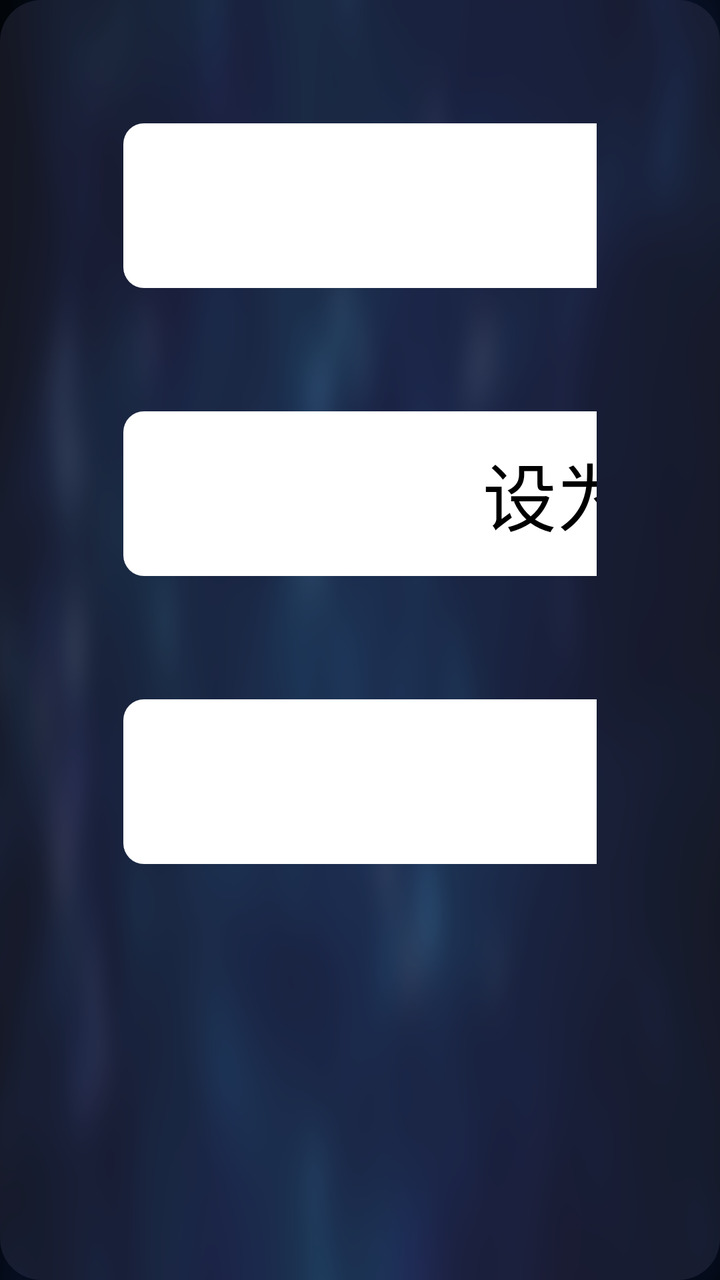
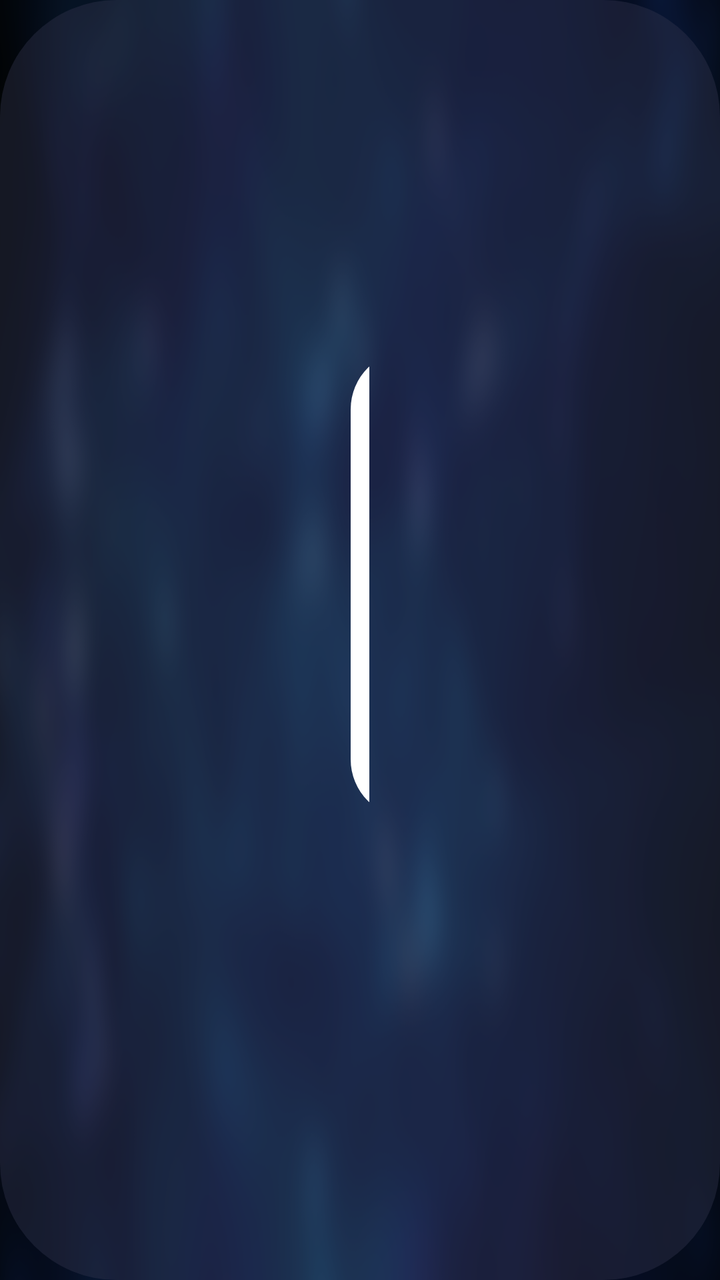

The first picture is an Android layout as it rendered before a commit; the second is the same layout after the commit. The layout source and the unified diff follow.
<!-- AndroidManifest.xml: application theme AppTheme.NoActionBar -->
<!-- res/layout/dialog_source_set.xml -->
<?xml version="1.0" encoding="utf-8"?>
<LinearLayout xmlns:android="http://schemas.android.com/apk/res/android"
    android:layout_width="wrap_content"
    android:layout_height="wrap_content"
    android:layout_gravity="center"
    android:background="@drawable/model_dialog_bg"
    android:orientation="vertical"
    android:padding="30pt">

    <TextView
        android:id="@+id/tvSrcActive"
        android:layout_width="300pt"
        android:layout_height="40pt"
        android:background="@drawable/splash_focus"
        android:focusable="true"
        android:focusableInTouchMode="true"
        android:gravity="center"
        android:text="启用"
        android:textColor="@android:color/black"
        android:textSize="18pt" />

    <TextView
        android:id="@+id/tvSrcHome"
        android:layout_width="300pt"
        android:layout_height="40pt"
        android:layout_marginTop="30pt"
        android:background="@drawable/splash_focus"
        android:focusable="true"
        android:focusableInTouchMode="true"
        android:gravity="center"
        android:text="设为首页数据源"
        android:textColor="@android:color/black"
        android:textSize="18pt" />

    <TextView
        android:id="@+id/tvSrcSort"
        android:layout_width="300pt"
        android:layout_height="40pt"
        android:layout_marginTop="30pt"
        android:background="@drawable/splash_focus"
        android:focusable="true"
        android:focusableInTouchMode="true"
        android:gravity="center"
        android:text="分类排序"
        android:textColor="@android:color/black"
        android:textSize="18pt" />

</LinearLayout>
<!-- resources referenced by this layout -->
<resources>
  <!-- drawable model_dialog_bg (drawable) -->
  <?xml version="1.0" encoding="utf-8"?>
  <shape xmlns:android="http://schemas.android.com/apk/res/android">
      <corners android:radius="10pt"/>
      <solid android:color="@color/color_6632364E"/>
  </shape>
  <!-- drawable splash_focus (drawable) -->
  <?xml version="1.0" encoding="utf-8"?>
  <selector xmlns:android="http://schemas.android.com/apk/res/android">
      <item android:state_focused="true">
          <shape>
              <corners android:radius="5pt" />
              <solid android:color="@android:color/white" />
              <stroke android:width="2pt" android:color="@color/color_FF5F00" />
          </shape>
      </item>
      <item android:state_focused="false">
          <shape>
              <corners android:radius="5pt" />
              <solid android:color="@android:color/white" />
          </shape>
      </item>
  </selector>
  <style name="AppTheme.NoActionBar">
          <item name="android:windowActionBar">false</item>
          <item name="android:windowNoTitle">true</item>
          <item name="windowActionBar">false</item>
          <item name="android:windowFullscreen">true</item>//全屏即无通知栏
          <item name="android:windowContentOverlay">@null</item>//是否有遮盖
          <item name="windowNoTitle">true</item>
          <item name="android:keepScreenOn">true</item>
          
          <item name="android:windowBackground">@drawable/vod_thumb</item>
      </style>
  <color name="color_6632364E">#6632364E</color>
  <color name="color_FF5F00">#FF5F00</color>
  <!-- drawable vod_thumb: png bitmap (drawable-xhdpi, 198620 bytes) -->
</resources>

<!-- the commit's change to res/layout/dialog_source_set.xml (unified diff, before → after) -->
@@ -5,44 +5,44 @@
     android:layout_gravity="center"
     android:background="@drawable/model_dialog_bg"
     android:orientation="vertical"
-    android:padding="30pt">
+    android:padding="30mm">
 
     <TextView
         android:id="@+id/tvSrcActive"
-        android:layout_width="300pt"
-        android:layout_height="40pt"
+        android:layout_width="300mm"
+        android:layout_height="40mm"
         android:background="@drawable/splash_focus"
         android:focusable="true"
         android:focusableInTouchMode="true"
         android:gravity="center"
         android:text="启用"
         android:textColor="@android:color/black"
-        android:textSize="18pt" />
+        android:textSize="18mm" />
 
     <TextView
         android:id="@+id/tvSrcHome"
-        android:layout_width="300pt"
-        android:layout_height="40pt"
-        android:layout_marginTop="30pt"
+        android:layout_width="300mm"
+        android:layout_height="40mm"
+        android:layout_marginTop="30mm"
         android:background="@drawable/splash_focus"
         android:focusable="true"
         android:focusableInTouchMode="true"
         android:gravity="center"
         android:text="设为首页数据源"
         android:textColor="@android:color/black"
-        android:textSize="18pt" />
+        android:textSize="18mm" />
 
     <TextView
         android:id="@+id/tvSrcSort"
-        android:layout_width="300pt"
-        android:layout_height="40pt"
-        android:layout_marginTop="30pt"
+        android:layout_width="300mm"
+        android:layout_height="40mm"
+        android:layout_marginTop="30mm"
         android:background="@drawable/splash_focus"
         android:focusable="true"
         android:focusableInTouchMode="true"
         android:gravity="center"
         android:text="分类排序"
         android:textColor="@android:color/black"
-        android:textSize="18pt" />
+        android:textSize="18mm" />
 
 </LinearLayout>
<!-- resource entries referenced after the edit -->
@@ -3,7 +3,7 @@
   <!-- drawable model_dialog_bg (drawable) -->
   <?xml version="1.0" encoding="utf-8"?>
   <shape xmlns:android="http://schemas.android.com/apk/res/android">
-      <corners android:radius="10pt"/>
+      <corners android:radius="10mm"/>
       <solid android:color="@color/color_6632364E"/>
   </shape>
   <!-- drawable splash_focus (drawable) -->
@@ -11,14 +11,14 @@
   <selector xmlns:android="http://schemas.android.com/apk/res/android">
       <item android:state_focused="true">
           <shape>
-              <corners android:radius="5pt" />
+              <corners android:radius="5mm" />
               <solid android:color="@android:color/white" />
-              <stroke android:width="2pt" android:color="@color/color_FF5F00" />
+              <stroke android:width="2mm" android:color="@color/color_FF5F00" />
           </shape>
       </item>
       <item android:state_focused="false">
           <shape>
-              <corners android:radius="5pt" />
+              <corners android:radius="5mm" />
               <solid android:color="@android:color/white" />
           </shape>
       </item>
